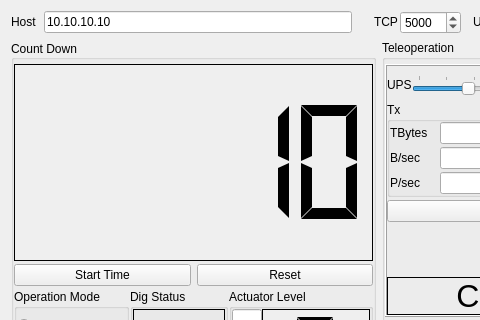
Before: the Qt Designer form mission_control/mainwindow.ui in chicagoedt/rmc_software_2017, drawn with Qt 5; both pictures show x 0 to 480 and y 0 to 320 of the 757 by 523 pixel window.
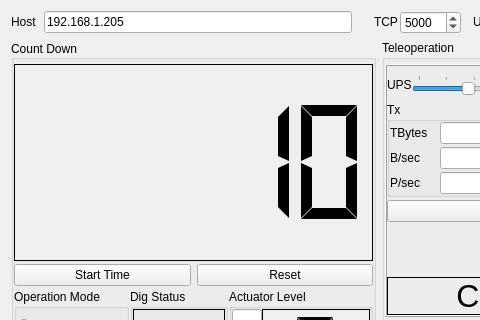
After: the same form once the commit is applied.

Commit message: mission_control now sends TCP data successfully

```diff
--- a/mission_control/mainwindow.ui
+++ b/mission_control/mainwindow.ui
@@ -128,7 +128,7 @@
              <bool>false</bool>
             </property>
             <property name="text">
-             <string extracomment="1">10.10.10.10</string>
+             <string extracomment="1">192.168.1.205</string>
             </property>
             <property name="placeholderText">
              <string/>
```
The commit also changes 2 other files.
